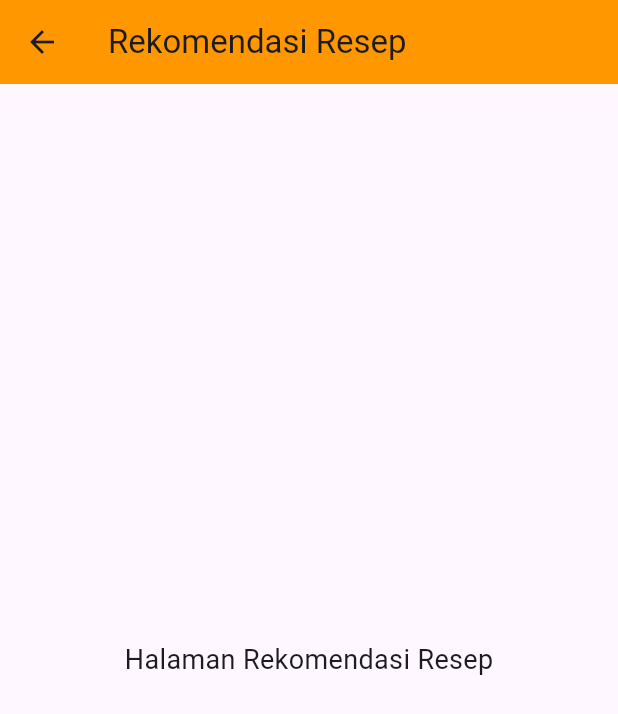
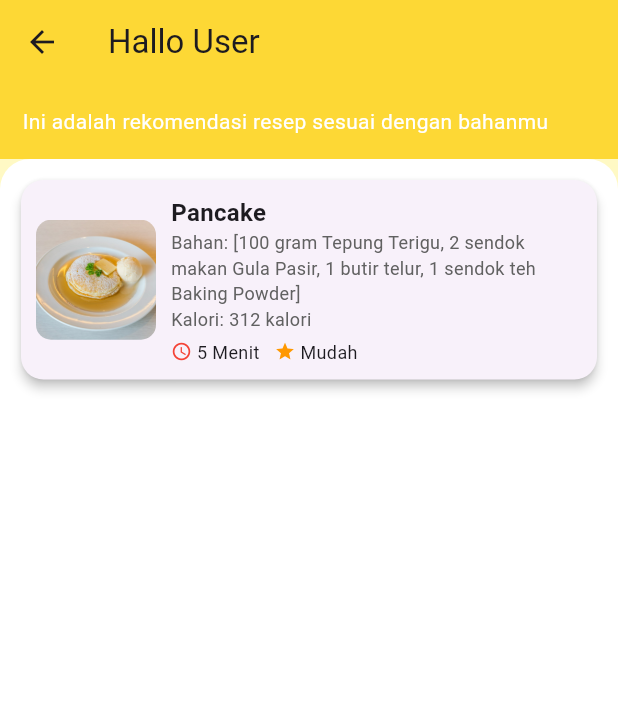
Before and after one commit to Xraa075/AutoChef, a Flutter app: the DetailMakanan screen opened directly, scrolled down 236 dp, after a tap on the "arrow back" icon, on a phone screen of 412 x 824 dp. Shown: the top 714 px of the screen. Run offline on Flutter 3.47's test engine with Material 3 defaults, Android fonts, the phone set to English and light mode, and no system bars.

Commit message:
menambahkan halaman rekomendasi resep

```diff
--- a/lib/data/dummy_recipes.dart
+++ b/lib/data/dummy_recipes.dart
@@ -9,6 +9,7 @@
     calories: 312,
     protein: 13,
     carbs: 9,
+    difficulity: "Mudah",
     ingredients: [
       "100 gram Tepung Terigu",
       "2 sendok makan Gula Pasir",
--- a/lib/main.dart
+++ b/lib/main.dart
@@ -1,4 +1,5 @@
-import 'package:autochef/views/recipe/recipe_detail_screen.dart';
+
+import 'package:autochef/views/recipe/recommendation_screen.dart';
 import 'package:flutter/material.dart';
 
 void main() {
@@ -17,7 +18,7 @@
 
         colorScheme: ColorScheme.fromSeed(seedColor: Colors.deepPurple),
       ),
-      home: DetailMakanan(),
+      home: RekomendationRecipe(),
     );
   }
 }
--- a/lib/models/recipe.dart
+++ b/lib/models/recipe.dart
@@ -9,6 +9,8 @@
   final int carbs;
   final List<String> ingredients;
   final List<String> steps;
+  final String difficulity;
+
 
   Recipe({
     required this.name,
@@ -20,5 +22,6 @@
     required this.carbs,
     required this.ingredients,
     required this.steps,
+    required this.difficulity,
   });
 }
--- /dev/null
+++ b/lib/views/recipe/components/card_rekomendation.dart
@@ -0,0 +1,62 @@
+import 'package:flutter/material.dart';
+import 'package:autochef/models/recipe.dart';
+
+class RecipeCard extends StatelessWidget {
+  final Recipe recipe;
+
+  const RecipeCard({super.key, required this.recipe});
+
+  @override
+  Widget build(BuildContext context) {
+    return Card(
+      shape: RoundedRectangleBorder(borderRadius: BorderRadius.circular(15)),
+      elevation: 3,
+      child: Padding(
+        padding: const EdgeInsets.all(10),
+        child: Row(
+          children: [
+            ClipRRect(
+              borderRadius: BorderRadius.circular(10),
+              child: Image.asset(
+                recipe.image,
+                width: 80,
+                height: 80,
+                fit: BoxFit.cover,
+              ),
+            ),
+            const SizedBox(width: 10),
+            Expanded(
+              child: Column(
+                crossAxisAlignment: CrossAxisAlignment.start,
+                children: [
+                  Text(
+                    recipe.name,
+                    style: const TextStyle(fontSize: 16, fontWeight: FontWeight.bold),
+                  ),
+                  Text(
+                    "Bahan: ${recipe.ingredients}",
+                    style: TextStyle(fontSize: 12, color: Colors.grey[700]),
+                  ),
+                  Text(
+                    "Kalori: ${recipe.calories} kalori",
+                    style: TextStyle(fontSize: 12, color: Colors.grey[700]),
+                  ),
+                  const SizedBox(height: 5),
+                  Row(
+                    children: [
+                      const Icon(Icons.access_time, size: 14, color: Colors.red),
+                      Text(" ${recipe.time} Menit", style: const TextStyle(fontSize: 12)),
+                      const SizedBox(width: 10),
+                      const Icon(Icons.star, size: 14, color: Colors.orange),
+                      Text(" ${recipe.difficulity}", style: const TextStyle(fontSize: 12)),
+                    ],
+                  ),
+                ],
+              ),
+            ),
+          ],
+        ),
+      ),
+    );
+  }
+}
--- a/lib/views/recipe/recipe_detail_screen.dart
+++ b/lib/views/recipe/recipe_detail_screen.dart
@@ -36,7 +36,7 @@
               onPressed: () {
                 Navigator.pushReplacement(
                   context,
-                  MaterialPageRoute(builder: (context) => RecommendationScreen()),
+                  MaterialPageRoute(builder: (context) => RekomendationRecipe()),
                 );
               },
             ),
--- a/lib/views/recipe/recommendation_screen.dart
+++ b/lib/views/recipe/recommendation_screen.dart
@@ -1,20 +1,51 @@
-//Berisi UI tampilan aplikasi
+import 'package:flutter/material.dart';
+import 'package:autochef/data/dummy_recipes.dart';
+import 'components/card_rekomendation.dart';
 
-import 'package:flutter/material.dart';
 
-class RecommendationScreen extends StatelessWidget {
+
+class RekomendationRecipe extends StatelessWidget {
+    const RekomendationRecipe ({super.key});
+
   @override
   Widget build(BuildContext context) {
     return Scaffold(
+      backgroundColor: Colors.yellow[100],
       appBar: AppBar(
-        title: Text("Rekomendasi Resep"),
-        backgroundColor: Colors.orange, // Warna bisa disesuaikan
+        title: const Text("Hallo User"),
+        backgroundColor: Colors.yellow[600],
+        elevation: 0,
       ),
-      body: Center(
-        child: Text(
-          "Halaman Rekomendasi Resep",
-          style: TextStyle(fontSize: 18),
-        ),
+      body: Column(
+        children: [
+          Container(
+            padding: const EdgeInsets.all(15),
+            alignment: Alignment.centerLeft,
+            color: Colors.yellow[600],
+            child: const Text(
+              "Ini adalah rekomendasi resep sesuai dengan bahanmu",
+              style: TextStyle(fontSize: 14, color: Colors.white),
+            ),
+          ),
+          Expanded(
+            child: Container(
+              decoration: const BoxDecoration(
+                color: Colors.white,
+                borderRadius: BorderRadius.only(
+                  topLeft: Radius.circular(20),
+                  topRight: Radius.circular(20),
+                ),
+              ),
+              child: ListView.builder(
+                padding: const EdgeInsets.all(10),
+                itemCount: dummyRecipes.length,
+                itemBuilder: (context, index) {
+                  return RecipeCard(recipe: dummyRecipes[index]);
+                },
+              ),
+            ),
+          ),
+        ],
       ),
     );
   }
```
